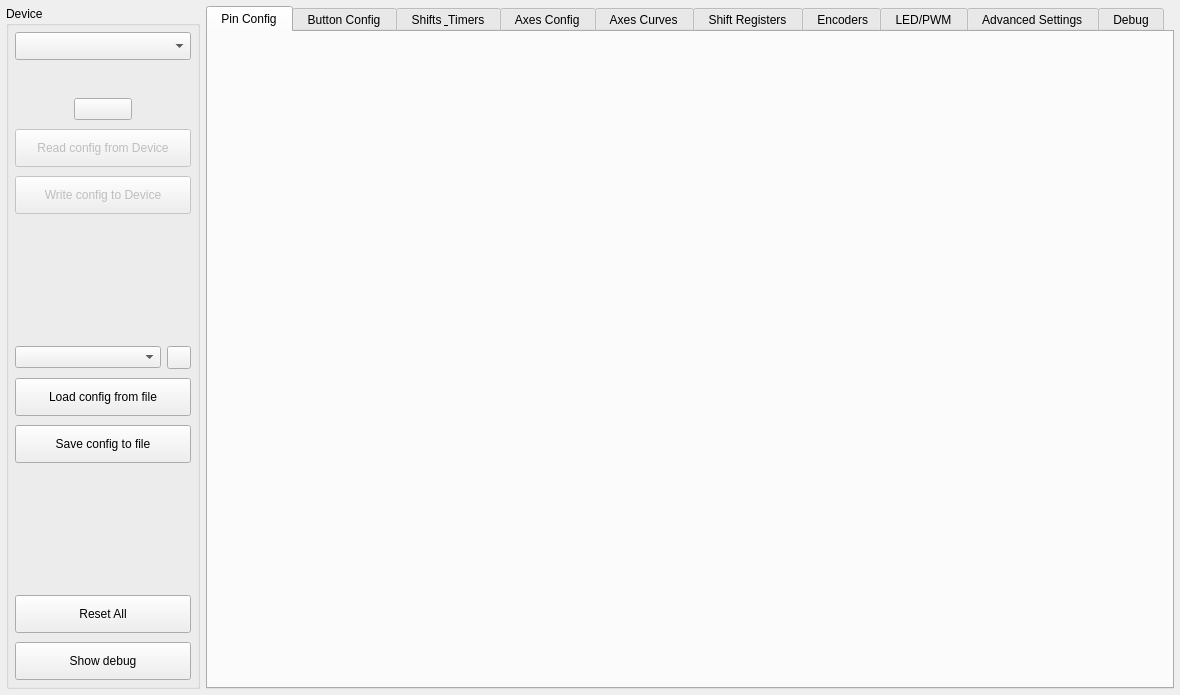
Above: src/mainwindow.ui from anpeaco/FreeJoyXConfiguratorQt before the change. Below: the same form after it.
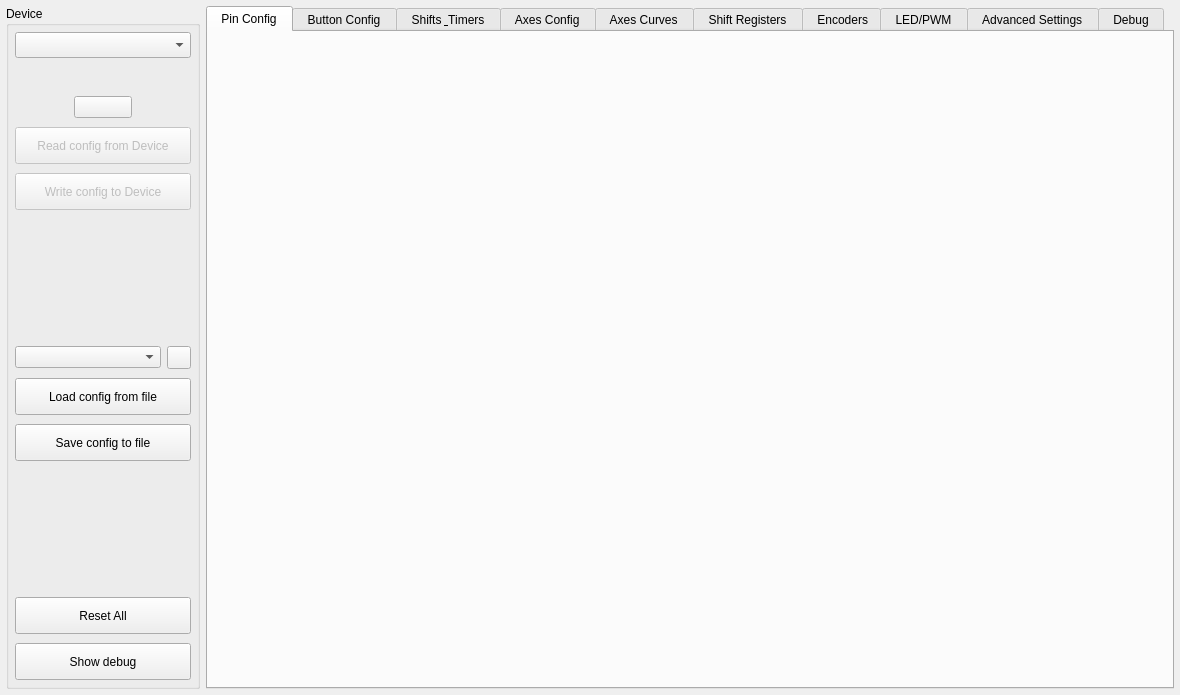
That is the form after the change. Icons and pictures are not drawn. Custom widgets are drawn as their Qt base class.

```diff
--- a/src/mainwindow.ui
+++ b/src/mainwindow.ui
@@ -320,9 +320,6 @@
            <height>37</height>
           </size>
          </property>
-         <property name="styleSheet">
-          <string notr="true">height: 30px;</string>
-         </property>
          <property name="text">
           <string>Write config to Device</string>
          </property>
@@ -342,9 +339,6 @@
            <height>37</height>
           </size>
          </property>
-         <property name="styleSheet">
-          <string notr="true">height: 30px;</string>
-         </property>
          <property name="text">
           <string>Reset All</string>
          </property>
@@ -367,9 +361,6 @@
            <height>37</height>
           </size>
          </property>
-         <property name="styleSheet">
-          <string notr="true">height: 30px;</string>
-         </property>
          <property name="text">
           <string>Load config from file</string>
          </property>
@@ -392,9 +383,6 @@
            <height>37</height>
           </size>
          </property>
-         <property name="styleSheet">
-          <string notr="true">height: 30px;</string>
-         </property>
          <property name="text">
           <string>Read config from Device</string>
          </property>
@@ -414,9 +402,6 @@
            <height>37</height>
           </size>
          </property>
-         <property name="styleSheet">
-          <string notr="true">height: 30px;</string>
-         </property>
          <property name="text">
           <string>Save config to file</string>
          </property>
@@ -533,9 +518,6 @@
            <height>37</height>
           </size>
          </property>
-         <property name="styleSheet">
-          <string notr="true">height: 30px;</string>
-         </property>
          <property name="text">
           <string>Show debug</string>
          </property>
@@ -549,9 +531,6 @@
            <height>26</height>
           </size>
          </property>
-         <property name="styleSheet">
-          <string notr="true">height: 22px;</string>
-         </property>
         </widget>
        </item>
        <item row="6" column="0">
```
Left out of the diff: 6 changed lines with no effect on the pictures.
